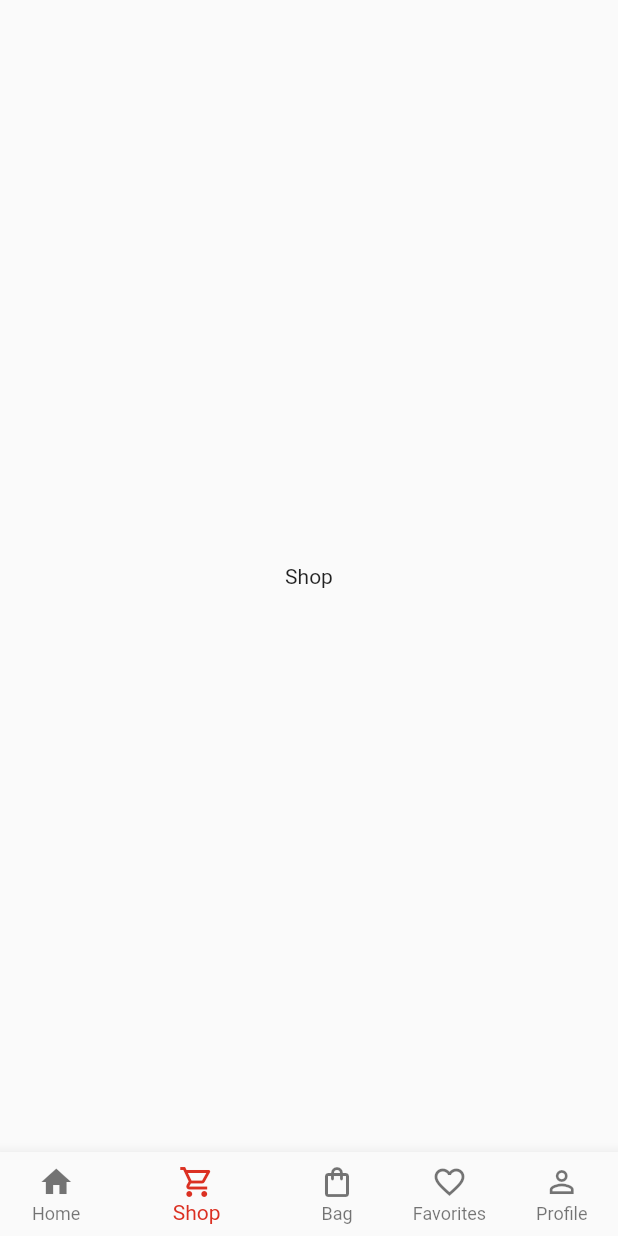
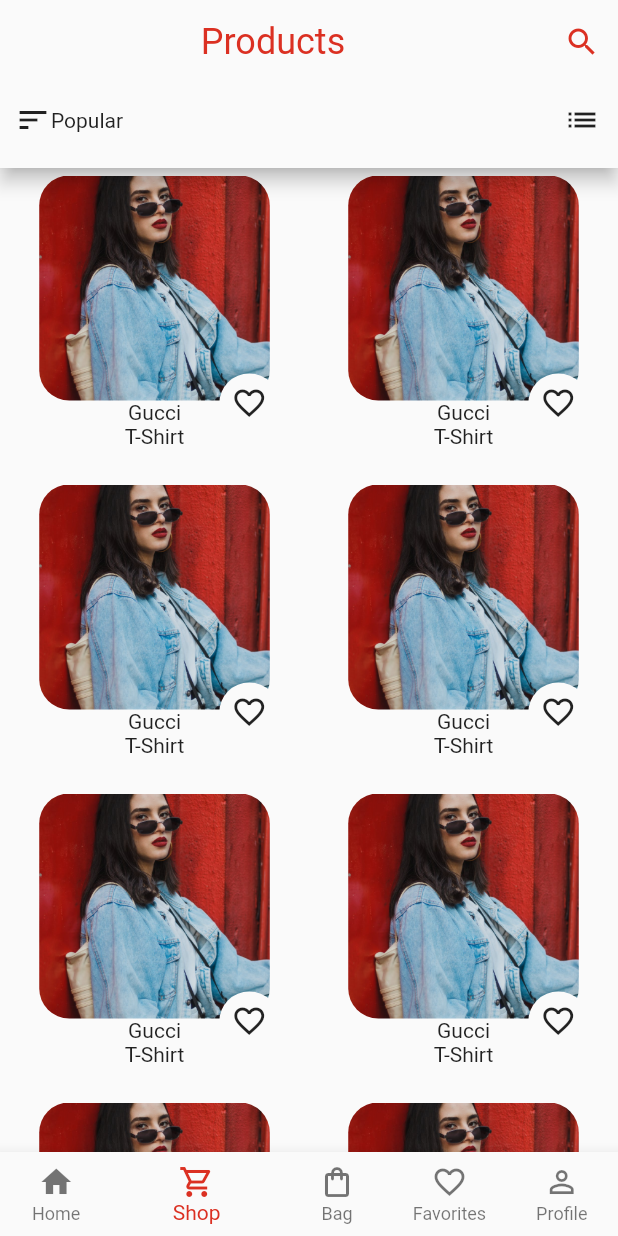
Before and after one commit to egemenongel/flutter_e-commerce_app, a Flutter app: the screen it shows after launch, item 2 of the bottom bar chosen, on a phone screen of 412 x 824 dp. Run offline on Flutter 3.47's test engine with Material 2 defaults, Android fonts, the phone set to English and light mode, and no system bars.

Commit message:
Create Shop UI

```diff
--- /dev/null
+++ b/lib/core/components/custom_app_bar.dart
@@ -0,0 +1,150 @@
+import 'package:ecommerce_app/core/extensions/context_extension.dart';
+import 'package:flutter/material.dart';
+
+class CustomAppBar extends StatefulWidget implements PreferredSizeWidget {
+  const CustomAppBar({Key? key})
+      : preferredSize = const Size.fromHeight(kToolbarHeight * 2),
+        super(key: key);
+  @override
+  final Size preferredSize;
+  @override
+  CustomAppBarState createState() => CustomAppBarState();
+}
+
+class CustomAppBarState extends State<CustomAppBar> {
+  int _selectedIndex = 0;
+  void _onTap(int index) {
+    setState(() {
+      _selectedIndex = index;
+    });
+  }
+
+  @override
+  Widget build(BuildContext context) {
+    return Material(
+      elevation: 5,
+      child: Column(
+        children: [
+          _buildHeader(context),
+          _buildActions(),
+        ],
+      ),
+    );
+  }
+
+  AppBar _buildHeader(BuildContext context) {
+    return AppBar(
+      elevation: 0,
+      backgroundColor: context.colors.onPrimary,
+      iconTheme: IconThemeData(color: context.colors.primary),
+      titleTextStyle:
+          context.textTheme.headline5!.copyWith(color: context.colors.primary),
+      title: const Center(
+        child: Text(
+          'Products',
+        ),
+      ),
+      actions: [
+        IconButton(
+            onPressed: () {},
+            icon: const Icon(
+              Icons.search,
+            ))
+      ],
+    );
+  }
+
+  Row _buildActions() {
+    List<String> actionsList = [
+      'Popular',
+      'Newest',
+      'Reviews',
+      'Price: High to Low',
+      'Price: Low to High'
+    ];
+    return Row(
+      mainAxisAlignment: MainAxisAlignment.end,
+      children: [
+        const SizedBox(
+          width: 10,
+        ),
+        const Icon(Icons.sort),
+        Text(actionsList[_selectedIndex]),
+        const Spacer(),
+        IconButton(
+            onPressed: () {
+              showModalBottomSheet(
+                  context: context,
+                  builder: (context) {
+                    return Container(
+                      color: Colors.white,
+                      child: Column(
+                        children: [
+                          const SizedBox(
+                            height: 40,
+                          ),
+                          Text(
+                            'Sort by',
+                            style: context.textTheme.headline5!.copyWith(),
+                          ),
+                          const SizedBox(
+                            height: 40,
+                          ),
+                          Expanded(
+                            child: GestureDetector(
+                              child: Column(
+                                mainAxisSize: MainAxisSize.min,
+                                children: actionsList
+                                    .map((action) => GestureDetector(
+                                          onTap: () {
+                                            _onTap(actionsList.indexOf(action));
+                                            Navigator.pop(context);
+                                          },
+                                          child: Row(
+                                            children: [
+                                              Expanded(
+                                                child: Container(
+                                                  padding: context
+                                                      .paddingLowHorizontal,
+                                                  height: 50,
+                                                  color: actionsList.indexOf(
+                                                              action) ==
+                                                          _selectedIndex
+                                                      ? Colors.red
+                                                      : Colors.white,
+                                                  child: Align(
+                                                    alignment:
+                                                        Alignment.centerLeft,
+                                                    child: Text(
+                                                      action,
+                                                      style: context
+                                                          .textTheme.bodyText1!
+                                                          .copyWith(
+                                                        color: actionsList
+                                                                    .indexOf(
+                                                                        action) ==
+                                                                _selectedIndex
+                                                            ? Colors.white
+                                                            : Colors.black,
+                                                      ),
+                                                    ),
+                                                  ),
+                                                ),
+                                              ),
+                                            ],
+                                          ),
+                                        ))
+                                    .toList(),
+                              ),
+                            ),
+                          ),
+                        ],
+                      ),
+                    );
+                  });
+            },
+            icon: const Icon(Icons.list))
+      ],
+    );
+  }
+}
--- a/lib/features/shop/shop_view.dart
+++ b/lib/features/shop/shop_view.dart
@@ -1,3 +1,5 @@
+import 'package:ecommerce_app/core/components/custom_app_bar.dart';
+import 'package:ecommerce_app/core/extensions/context_extension.dart';
 import 'package:flutter/material.dart';
 
 class ShopView extends StatelessWidget {
@@ -5,6 +7,51 @@ class ShopView extends StatelessWidget {
 
   @override
   Widget build(BuildContext context) {
-    return const Center(child: Text('Shop'));
+    return Scaffold(
+      appBar:const CustomAppBar(),
+      body: GridView.builder(
+        gridDelegate: const SliverGridDelegateWithFixedCrossAxisCount(
+          crossAxisCount: 2,
+        ),
+        itemBuilder: (BuildContext context, int index) {
+          return _buildProduct(context);
+        },
+        itemCount: 30,
+      ),
+    );
   }
+
+  Stack _buildProduct(BuildContext context) => Stack(
+        alignment: Alignment.center,
+        children: [
+          Container(
+            padding: const EdgeInsets.all(5),
+            child: Column(
+              children: [
+                SizedBox(
+                  height: 150,
+                  child: ClipRRect(
+                    clipBehavior: Clip.antiAlias,
+                    borderRadius: const BorderRadius.all(Radius.circular(20)),
+                    child: Image.asset('assets/images/image_1.png'),
+                  ),
+                ),
+                const Text('Gucci'),
+                const Text('T-Shirt')
+              ],
+            ),
+          ),
+          Align(
+              alignment: const Alignment(0.8, 0.65),
+              child: Container(
+                height: 40,
+                decoration: BoxDecoration(
+                  shape: BoxShape.circle,
+                  color: context.colors.onPrimary,
+                ),
+                child: IconButton(
+                    onPressed: () {}, icon: const Icon(Icons.favorite_border)),
+              ))
+        ],
+      );
 }
```
